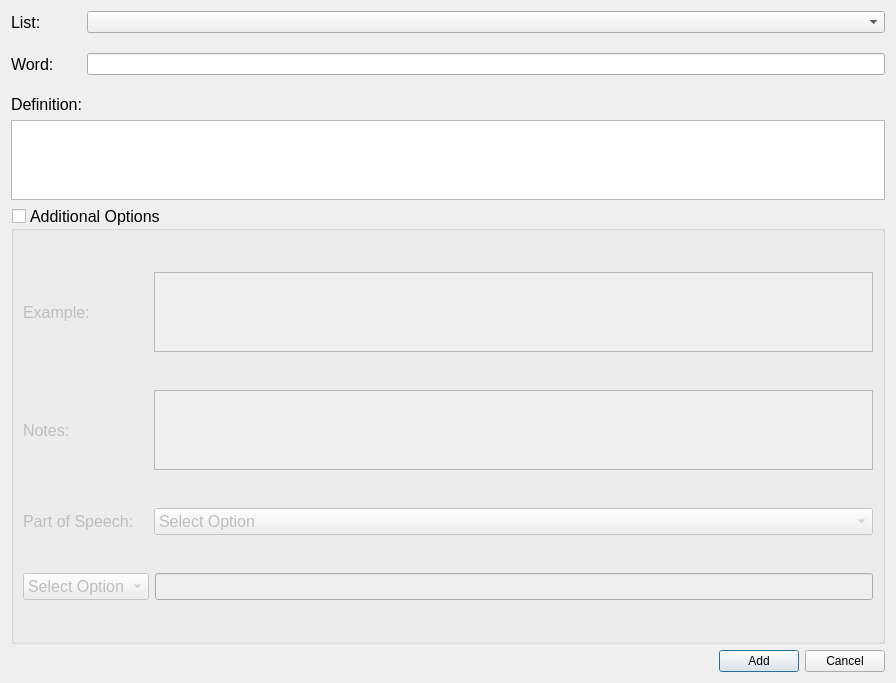
First picture: the form in Development/Source_Code/addcardwindow.ui, repository TheSizzlingDefense/IA_Project, before the edit.
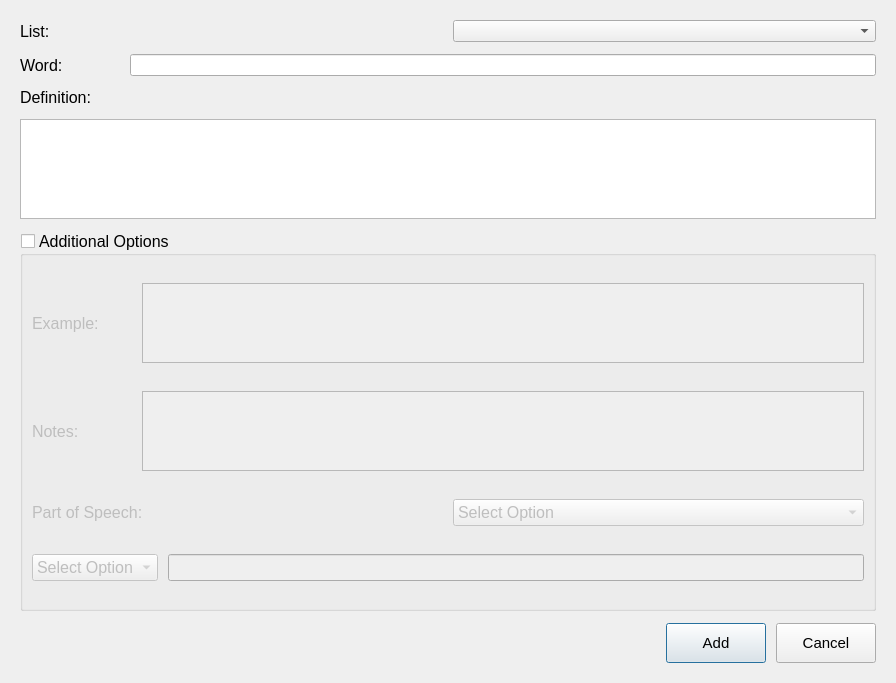
Second picture: the form after the edit.

```diff
--- a/Development/Source_Code/addcardwindow.ui
+++ b/Development/Source_Code/addcardwindow.ui
@@ -14,14 +14,32 @@
    <string>Dialog</string>
   </property>
   <layout class="QVBoxLayout" name="verticalLayout">
+   <property name="leftMargin">
+    <number>20</number>
+   </property>
+   <property name="topMargin">
+    <number>20</number>
+   </property>
+   <property name="rightMargin">
+    <number>20</number>
+   </property>
+   <property name="bottomMargin">
+    <number>20</number>
+   </property>
+   <property name="spacing">
+    <number>12</number>
+   </property>
    <item>
     <layout class="QHBoxLayout" name="horizontalLayout_6">
+     <property name="spacing">
+      <number>10</number>
+     </property>
      <item>
       <widget class="QLabel" name="listLabel">
-       <property name="maximumSize">
+       <property name="minimumSize">
         <size>
-         <width>70</width>
-         <height>50</height>
+         <width>100</width>
+         <height>0</height>
         </size>
        </property>
        <property name="font">
@@ -41,18 +59,15 @@
    </item>
    <item>
     <layout class="QHBoxLayout" name="horizontalLayout_7">
+     <property name="spacing">
+      <number>10</number>
+     </property>
      <item>
       <widget class="QLabel" name="wordLabel">
        <property name="minimumSize">
         <size>
-         <width>0</width>
-         <height>50</height>
-        </size>
-       </property>
-       <property name="maximumSize">
-        <size>
-         <width>70</width>
-         <height>50</height>
+         <width>100</width>
+         <height>0</height>
         </size>
        </property>
        <property name="font">
@@ -61,7 +76,7 @@
         </font>
        </property>
        <property name="text">
-        <string>Word:         </string>
+        <string>Word:</string>
        </property>
       </widget>
      </item>
@@ -72,10 +87,10 @@
    </item>
    <item>
     <widget class="QLabel" name="definitionLabel">
-     <property name="maximumSize">
+     <property name="minimumSize">
       <size>
-       <width>16777215</width>
-       <height>20</height>
+       <width>0</width>
+       <height>0</height>
       </size>
      </property>
      <property name="font">
@@ -92,18 +107,18 @@
     <layout class="QHBoxLayout" name="horizontalLayout_4">
      <item>
       <widget class="QTextEdit" name="definitionInput">
-       <property name="sizePolicy">
-        <sizepolicy hsizetype="Minimum" vsizetype="Minimum">
-         <horstretch>0</horstretch>
-         <verstretch>0</verstretch>
-        </sizepolicy>
-       </property>
-       <property name="maximumSize">
+       <property name="minimumSize">
         <size>
-         <width>16777215</width>
+         <width>0</width>
          <height>80</height>
         </size>
        </property>
+       <property name="maximumSize">
+        <size>
+         <width>16777215</width>
+         <height>100</height>
+        </size>
+       </property>
        <property name="font">
         <font>
          <pointsize>12</pointsize>
@@ -133,17 +148,26 @@
       <bool>false</bool>
      </property>
      <layout class="QVBoxLayout" name="verticalLayout_2">
+      <property name="spacing">
+       <number>10</number>
+      </property>
       <item>
        <layout class="QHBoxLayout" name="horizontalLayout_3">
         <item>
          <widget class="QLabel" name="exampleLabel">
+          <property name="minimumSize">
+           <size>
+            <width>100</width>
+            <height>0</height>
+           </size>
+          </property>
           <property name="font">
            <font>
             <pointsize>12</pointsize>
            </font>
           </property>
           <property name="text">
-           <string>Example:             </string>
+           <string>Example:</string>
           </property>
          </widget>
         </item>
@@ -168,10 +192,10 @@
        <layout class="QHBoxLayout" name="horizontalLayout_10">
         <item>
          <widget class="QLabel" name="notesLabel">
-          <property name="maximumSize">
+          <property name="minimumSize">
            <size>
-            <width>125</width>
-            <height>16777215</height>
+            <width>100</width>
+            <height>0</height>
            </size>
           </property>
           <property name="font">
@@ -180,7 +204,7 @@
            </font>
           </property>
           <property name="text">
-           <string>Notes:                  </string>
+           <string>Notes:</string>
           </property>
          </widget>
         </item>
@@ -200,10 +224,10 @@
        <layout class="QHBoxLayout" name="horizontalLayout_8">
         <item>
          <widget class="QLabel" name="partOfSpeechLabel">
-          <property name="maximumSize">
+          <property name="minimumSize">
            <size>
-            <width>125</width>
-            <height>16777215</height>
+            <width>100</width>
+            <height>0</height>
            </size>
           </property>
           <property name="font">
@@ -249,6 +273,9 @@
       </item>
       <item>
        <layout class="QHBoxLayout" name="horizontalLayout">
+        <property name="spacing">
+         <number>10</number>
+        </property>
         <item>
          <widget class="QComboBox" name="relationTypeDropdown">
           <property name="minimumSize">
@@ -294,6 +321,9 @@
    </item>
    <item>
     <layout class="QHBoxLayout" name="horizontalLayout_2">
+     <property name="spacing">
+      <number>10</number>
+     </property>
      <item>
       <spacer name="horizontalSpacer">
        <property name="orientation">
@@ -309,6 +339,17 @@
      </item>
      <item>
       <widget class="QPushButton" name="addButton">
+       <property name="minimumSize">
+        <size>
+         <width>100</width>
+         <height>40</height>
+        </size>
+       </property>
+       <property name="font">
+        <font>
+         <pointsize>11</pointsize>
+        </font>
+       </property>
        <property name="text">
         <string>Add</string>
        </property>
@@ -316,6 +357,17 @@
      </item>
      <item>
       <widget class="QPushButton" name="cancelAdding">
+       <property name="minimumSize">
+        <size>
+         <width>100</width>
+         <height>40</height>
+        </size>
+       </property>
+       <property name="font">
+        <font>
+         <pointsize>11</pointsize>
+        </font>
+       </property>
        <property name="text">
         <string>Cancel</string>
        </property>
```
Left out of the diff: 2 changed lines with no effect on the pictures.
